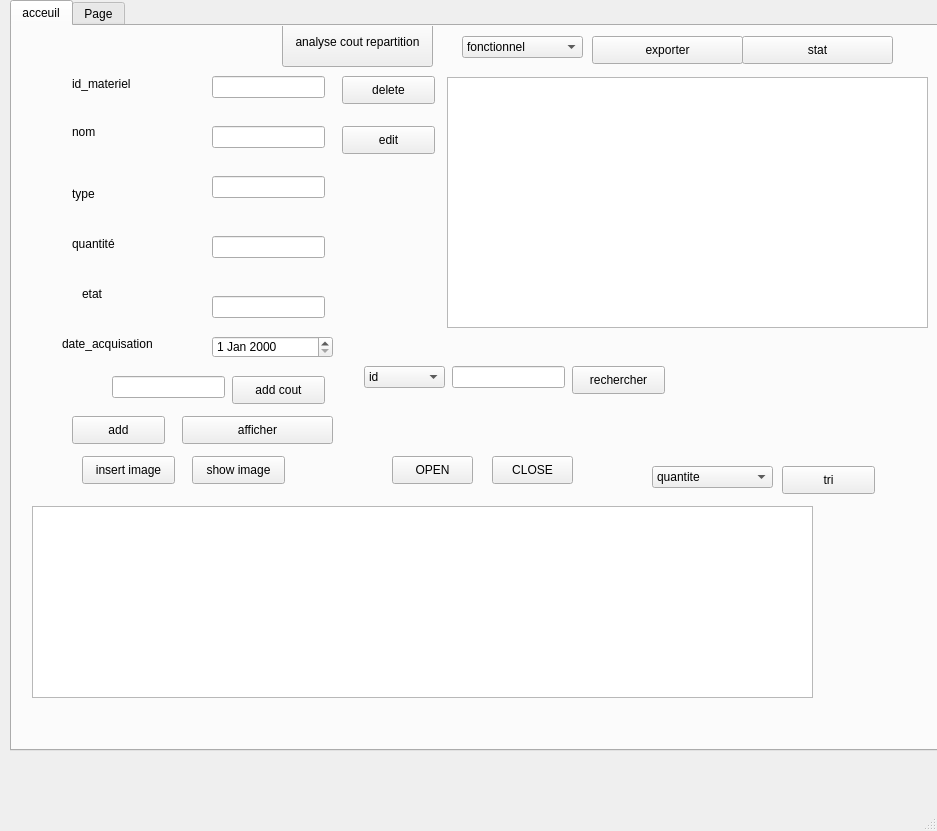
Qt form mainwindow.ui (ProjetCPP2A6/2a26-24-25-smart-hotel) before a commit.
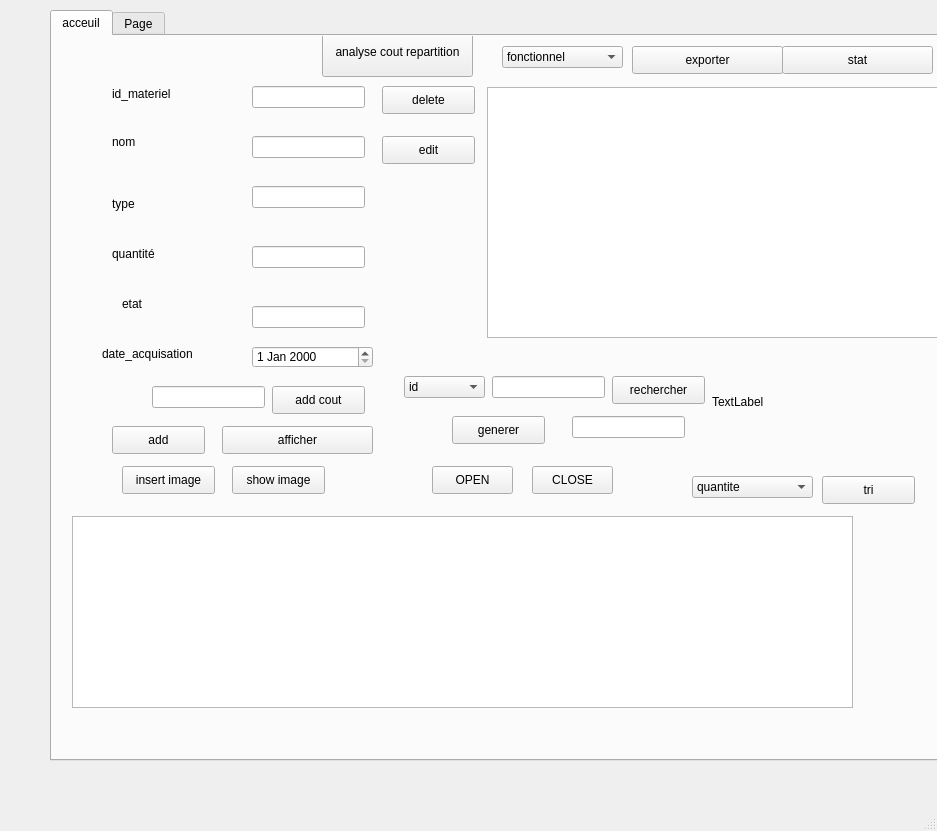
The same form after that commit.

```diff
--- a/mainwindow.ui
+++ b/mainwindow.ui
@@ -17,8 +17,8 @@
    <widget class="QTabWidget" name="quantite">
     <property name="geometry">
      <rect>
-      <x>10</x>
-      <y>0</y>
+      <x>50</x>
+      <y>10</y>
       <width>931</width>
       <height>751</height>
      </rect>
@@ -460,6 +460,42 @@
        <string>CLOSE</string>
       </property>
      </widget>
+     <widget class="QLineEdit" name="lineEditId">
+      <property name="geometry">
+       <rect>
+        <x>520</x>
+        <y>380</y>
+        <width>113</width>
+        <height>22</height>
+       </rect>
+      </property>
+     </widget>
+     <widget class="QPushButton" name="GenererCodeBarre">
+      <property name="geometry">
+       <rect>
+        <x>400</x>
+        <y>380</y>
+        <width>93</width>
+        <height>28</height>
+       </rect>
+      </property>
+      <property name="text">
+       <string>generer</string>
+      </property>
+     </widget>
+     <widget class="QLabel" name="label_8">
+      <property name="geometry">
+       <rect>
+        <x>660</x>
+        <y>320</y>
+        <width>201</width>
+        <height>91</height>
+       </rect>
+      </property>
+      <property name="text">
+       <string>TextLabel</string>
+      </property>
+     </widget>
     </widget>
     <widget class="QWidget" name="tab">
      <attribute name="title">
```
